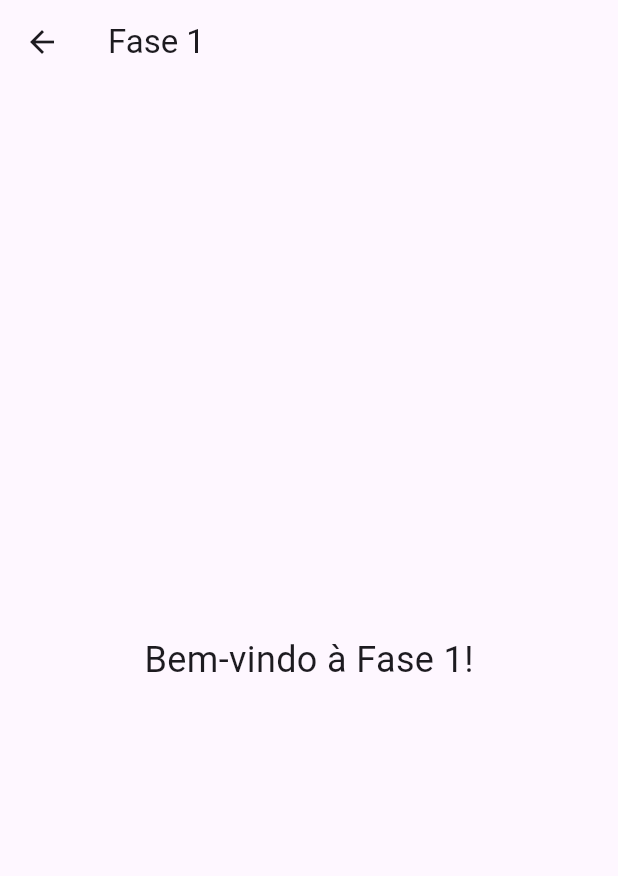
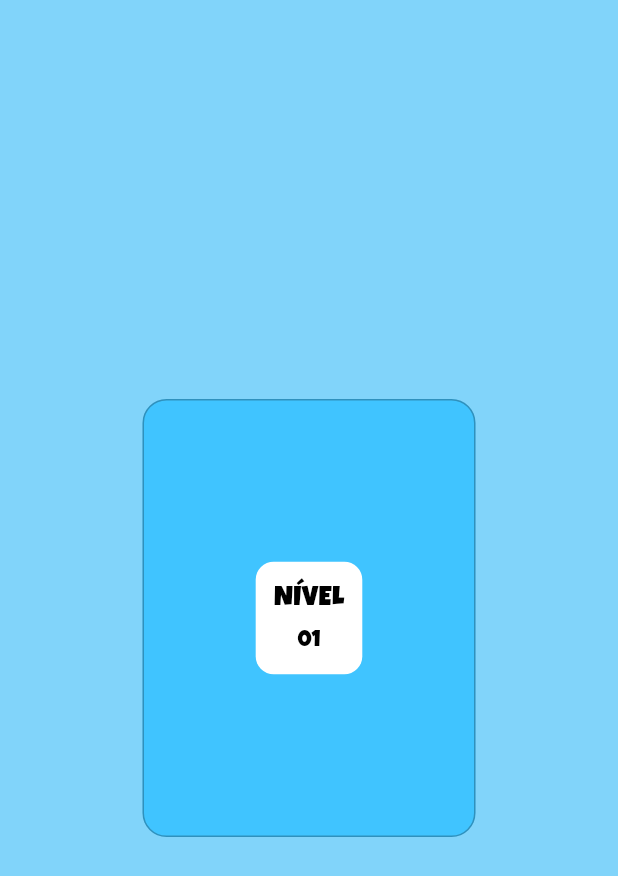
Before and after one commit to IsaTiosso/unidos_na_fe2, a Flutter app: the Fase1Screen screen opened by its route, on a phone screen of 412 x 824 dp. Shown: the top 876 px of the screen. Run offline on Flutter 3.47's test engine with Material 3 defaults, Android fonts, the phone set to English and light mode, and no system bars.

Commit message:
Começo da Fase 1

```diff
--- a/lib/screens/fase1_screen.dart
+++ b/lib/screens/fase1_screen.dart
@@ -1,18 +1,173 @@
 import 'package:flutter/material.dart';
+import 'dart:async';
 
-class Fase1Screen extends StatelessWidget {
-  const Fase1Screen({super.key});
+class Fase1Screen extends StatefulWidget {
+  const Fase1Screen({super.key}); // muda de estado
+
+  @override
+  State<Fase1Screen> createState() => _Fase1ScreenState();
+}
+
+// etapa -> Troca toda a parte exibida na tela (enumeração de estados)
+
+class _Fase1ScreenState extends State<Fase1Screen> {
+  int etapa = 0; // 0 = inicial, 1 = pergunta, 2 = resposta
+  String feedback = '';
+  bool acertou = false;
+
+  @override
+  void initState() {
+    super.initState();
+
+    // Espera 10 segundos antes de mostrar a pergunta
+
+    Future.delayed(Duration(seconds: 10), () {
+      setState(() {
+        etapa = 1;
+      });
+    });
+  }
+  void responder(String opcao) {
+    setState(() {
+      etapa = 2;
+      if (opcao == 'B') {
+        feedback = "✅ Resposta correta! Jesus é o Filho de Deus."; // mudar frase!
+        acertou = true;
+      } else {
+        feedback = "❌ Resposta incorreta. Tente novamente."; // mudar frase!
+        acertou = false;
+      }
+    });
+  }
+
+  void voltarMapa() {
+    // Vai voltar para o mapa inicial
+    Navigator.pushNamed(context, '/map');
+  }
 
   @override
   Widget build(BuildContext context) {
     return Scaffold(
-      appBar: AppBar(title: const Text('Fase 1')),
-      body: const Center(
-        child: Text(
-          'Bem-vindo à Fase 1!',
-          style: TextStyle(fontSize: 24),
+      backgroundColor: Colors.lightBlue[200],
+      body: Center(
+        child: Padding(
+          padding: EdgeInsets.all(16),
+          child: _buildConteudo(),
         ),
       ),
     );
   }
+
+  Widget _buildConteudo() {
+    if (etapa == 0) {
+      return _buildNivelIntro();
+    } else if (etapa == 1) {
+      return _buildPergunta();
+    } else {
+      return _buildFeedback();
+    }
+  }
+
+  Widget _buildNivelIntro() {
+    return Container(
+      width: 222,
+      height: 292,
+      decoration: BoxDecoration(
+        color: Colors.lightBlueAccent,
+        borderRadius: BorderRadius.circular(16),
+        border: Border.all(color: Colors.black26),
+      ),
+      child: Center(
+        child: Container(
+          padding: EdgeInsets.all(12),
+          decoration: BoxDecoration(
+            color: Colors.white,
+            borderRadius: BorderRadius.circular(12),
+          ),
+          child: Column(
+            mainAxisSize: MainAxisSize.min,
+            children: [
+              Text(
+                'NÍVEL',
+                style: TextStyle(
+                fontSize: 18,
+                color: Colors.black,
+                fontFamily: 'LuckiestGuy',
+                ),
+              ),
+              SizedBox(height: 4),
+              Text(
+                   '01',
+                  style: TextStyle(
+                    fontSize: 15,
+                    color: Colors.black,
+                    fontFamily: 'LuckiestGuy',
+                  ),
+              ),
+            ],
+          ),
+        ),
+      ),
+    );
+  }
+
+  Widget _buildPergunta() {
+    return Column(
+      mainAxisSize: MainAxisSize.min,
+      children: [
+        Text(
+          "Nível 01\n\nQuem é Jesus Cristo e por que Ele é importante para os católicos?",
+          textAlign: TextAlign.center,
+          style: TextStyle(
+            fontSize: 18,
+            color: Colors.black,
+            fontWeight: FontWeight.bold,
+          ),
+        ),
+        SizedBox(height: 20),
+        ElevatedButton(
+          onPressed: () => responder('A'),
+          child: Text("A - Jesus Cristo é um profeta como qualquer outro."),
+        ),
+        ElevatedButton(
+          onPressed: () => responder('B'),
+          child: Text("B - Jesus Cristo é o Filho de Deus e Salvador da humanidade."),
+        ),
+        ElevatedButton(
+          onPressed: () => responder('C'),
+          child: Text("C - Jesus foi apenas um sábio que ensinou boas ações."),
+        ),
+      ],
+    );
+  }
+
+  Widget _buildFeedback() {
+    return Column(
+      mainAxisSize: MainAxisSize.min,
+      children: [
+        Text(
+          feedback,
+          textAlign: TextAlign.center,
+          style: TextStyle(
+            fontSize: 10,
+            color: Colors.black,
+          ),
+        ),
+        SizedBox(height: 20),
+        acertou
+            ? ElevatedButton(
+          onPressed: voltarMapa,
+          child: Text("Avançar para o próximo nível"),
+        )
+            : ElevatedButton(
+          onPressed: () {
+            setState(() {
+              etapa = 1; // Volta para a pergunta
+            });
+          },
+          child: Text("Tentar novamente"),
+        ),
+      ],
+    );
+  }
 }
--- a/lib/screens/splash_screen.dart
+++ b/lib/screens/splash_screen.dart
@@ -20,6 +20,8 @@ class _SplashScreenState extends State<SplashScreen> {
       });
     });
   }
+
+// showButton -> Ativa/desativa um botão (visual + ação); o botão ainda estará presente na tela
 
   @override
   Widget build(BuildContext context) {
```
